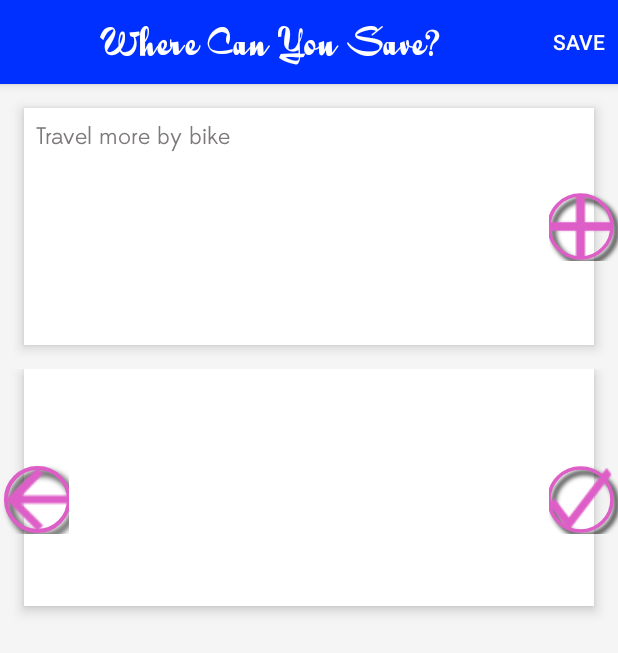
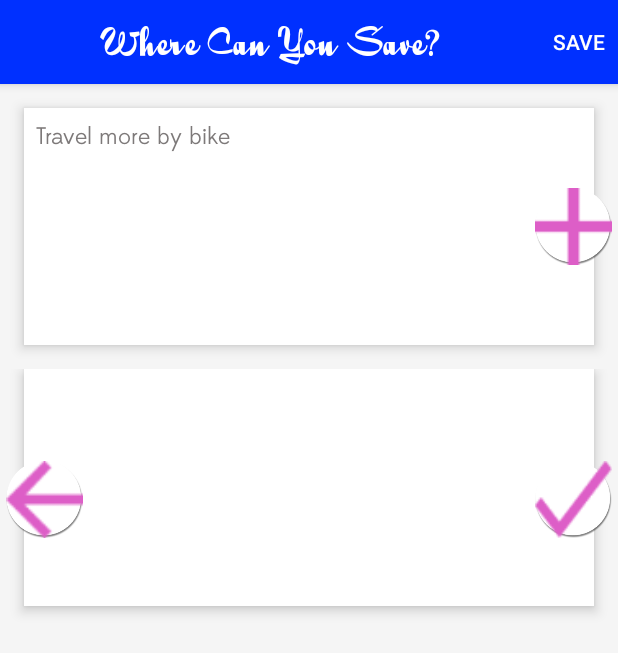
Before and after one commit to PaddyBadger/TheBiggestSaver, an Android app: the screen it shows after launch (SavingActivity), after a tap on an icon or button, on a phone screen of 412 x 824 dp. Shown: the top 653 px of the screen. Run offline under Robolectric (Android 15) with nearby library versions, the phone set to English and light mode, and no system bars; our stand-ins replace ButterKnife, Volley; network calls fail; 1 other tap on this screen came first.

Commit message:
push of programatic bitmaps (super ugly)

```diff
--- a/mobile/src/main/java/com/thebiggestsaver/utils/DimeUi.java
+++ b/mobile/src/main/java/com/thebiggestsaver/utils/DimeUi.java
@@ -13,6 +13,8 @@ import android.graphics.drawable.ShapeDrawable;
 import android.graphics.drawable.StateListDrawable;
 import android.graphics.drawable.shapes.OvalShape;
 
+import com.thebiggestsaver.R;
+
 import java.util.ArrayList;
 import java.util.List;
 
@@ -22,6 +24,9 @@ import java.util.List;
 public class DimeUi
 {
 
+    public enum FillOrNot {
+        fill, notfill
+    }
     public static List<StateListDrawable> buildDrawableStateList(Context context, List<Integer> iconDrawableResource, int color)
     {
         List<StateListDrawable> iconsForSavingsRecord = new ArrayList<StateListDrawable>();
@@ -30,10 +35,10 @@ public class DimeUi
             StateListDrawable stateListDrawable = new StateListDrawable();
 
             stateListDrawable.addState(new int[]{android.R.attr.state_pressed},
-                    buildLayerDrawable(icon, color, Paint.Style.FILL, context));
+                    buildLayerDrawable(icon, color, FillOrNot.fill, context));
 
             stateListDrawable.addState(new int[]{},
-                    buildLayerDrawable(icon, color, Paint.Style.STROKE, context));
+                    buildLayerDrawable(icon, color, FillOrNot.notfill, context));
 
             iconsForSavingsRecord.add(stateListDrawable);
         }
@@ -41,26 +46,33 @@ public class DimeUi
 
     }
 
-    public static LayerDrawable buildLayerDrawable(int iconDrawable, int color, Paint.Style style, Context context)
+    public static LayerDrawable buildLayerDrawable(int iconDrawable, int color, FillOrNot fillOrNot, Context context)
     {
         Drawable imageDrawable;
-        ShapeDrawable imageShape;
+        Drawable imageShape;
         int width = 0;
-        int height = 0;
 
-        if (style == Paint.Style.STROKE)
+        if (fillOrNot == FillOrNot.notfill)
         {
             BitmapDrawable drawable = (BitmapDrawable) context.getResources().getDrawable(iconDrawable);
-            width = drawable.getIntrinsicWidth();
-            height = drawable.getIntrinsicHeight();
+            width = drawable.getIntrinsicWidth()/2;
 
             imageDrawable = tintBitmap(drawable, color, context);
+
         } else
         {
             imageDrawable = context.getResources().getDrawable(iconDrawable);
         }
 
-        imageShape = buildShapeDrawable(color, style, width, height);
+        imageDrawable.setBounds(width,width,width,width);
+
+        if (fillOrNot == FillOrNot.notfill)
+        {
+            imageShape = context.getResources().getDrawable(R.drawable.backing_circle);
+        } else {
+            BitmapDrawable drawable = (BitmapDrawable) context.getResources().getDrawable(R.drawable.backing_circle);
+            imageShape = tintBitmap(drawable, color, context);
+        }
 
         LayerDrawable imageLayout = new LayerDrawable(new Drawable[]
                 {
@@ -87,9 +99,9 @@ public class DimeUi
         return new BitmapDrawable(context.getResources(), newTintedBitmap);
     }
 
-    public static ShapeDrawable buildShapeDrawable(int color, Paint.Style style, int width, int height)
+    public static ShapeDrawable buildShapeDrawable(int color, Paint.Style style, float widtht)
     {
-        int circleWidth = width *3;
+        int circleWidth =100;
 
         ShapeDrawable circle= new ShapeDrawable( new OvalShape());
         circle.setIntrinsicHeight(circleWidth);
@@ -97,8 +109,8 @@ public class DimeUi
 
         circle.getPaint().setColor(color);
         circle.getPaint().setStyle(style);
-        circle.getPaint().setStrokeWidth(8.0f);
-        circle.getPaint().setShadowLayer(10.0f, 10.0f, 10.0f, 0xFF000000);
+        circle.getPaint().setStrokeWidth(7.0f);
+        circle.getPaint().setShadowLayer(100.0f, 100.0f, 100.0f, 0xFF000000);
 
         return circle;
     }
--- a/mobile/src/main/res/layout/savings_pager.xml
+++ b/mobile/src/main/res/layout/savings_pager.xml
@@ -25,8 +25,8 @@
         android:elevation="7dp" />
     <ImageView
         android:id="@+id/addIcon"
-        android:layout_width="46dp"
-        android:layout_height="46dp"
+        android:layout_width="55dp"
+        android:layout_height="55dp"
         android:layout_alignParentRight="true"
         android:layout_centerVertical="true"
         android:paddingRight="4dp"
--- a/mobile/src/main/res/layout/savings_recycler_view.xml
+++ b/mobile/src/main/res/layout/savings_recycler_view.xml
@@ -38,8 +38,8 @@
 
         <ImageView
             android:id="@+id/next_icon"
-            android:layout_width="46dp"
-            android:layout_height="46dp"
+            android:layout_width="55dp"
+            android:layout_height="55dp"
             android:layout_alignParentRight="true"
             android:layout_centerVertical="true"
             android:elevation="20dp"
@@ -47,8 +47,8 @@
 
         <ImageView
             android:id="@+id/delete_icon"
-            android:layout_width="46dp"
-            android:layout_height="46dp"
+            android:layout_width="55dp"
+            android:layout_height="55dp"
             android:layout_alignParentLeft="true"
             android:layout_centerVertical="true"
             android:elevation="20dp"
@@ -138,8 +138,8 @@
 
         <ImageView
             android:id="@+id/accept_icon"
-            android:layout_width="46dp"
-            android:layout_height="46dp"
+            android:layout_width="55dp"
+            android:layout_height="55dp"
             android:layout_alignParentRight="true"
             android:layout_centerVertical="true"
             android:elevation="20dp"
@@ -149,8 +149,8 @@
 
         <ImageView
             android:id="@+id/back_icon"
-            android:layout_width="46dp"
-            android:layout_height="46dp"
+            android:layout_width="55dp"
+            android:layout_height="55dp"
             android:layout_alignParentLeft="true"
             android:layout_centerVertical="true"
             android:elevation="20dp"
```
Also changed, not shown: mobile/src/main/res/drawable-xhdpi/accept.png, mobile/src/main/res/drawable-xhdpi/backing_circle.png (added).
